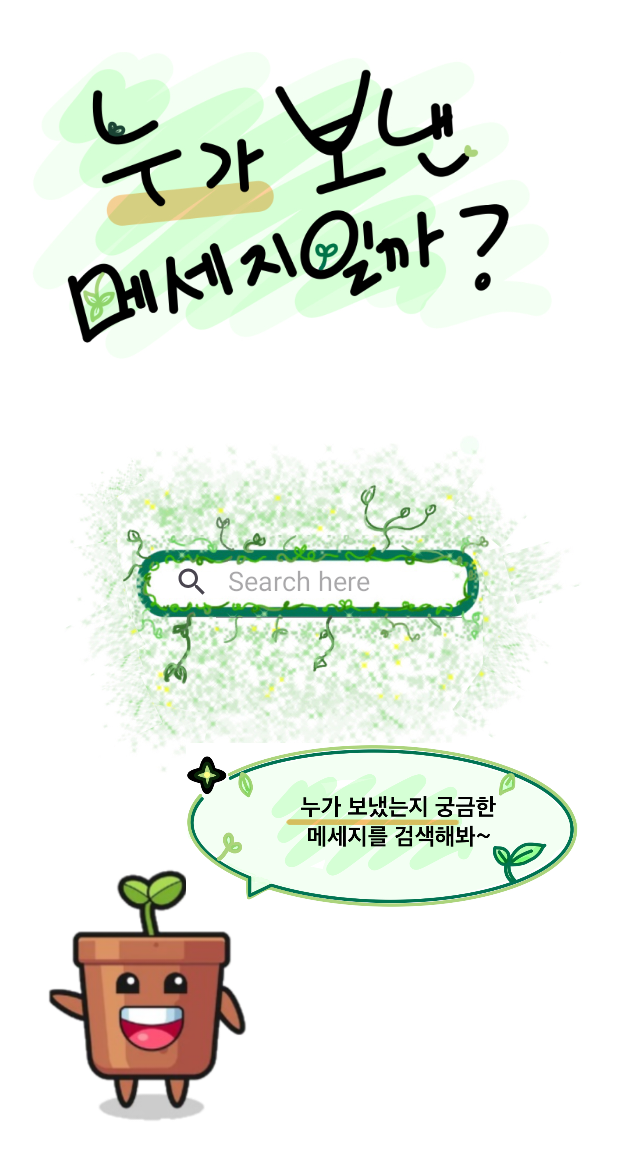
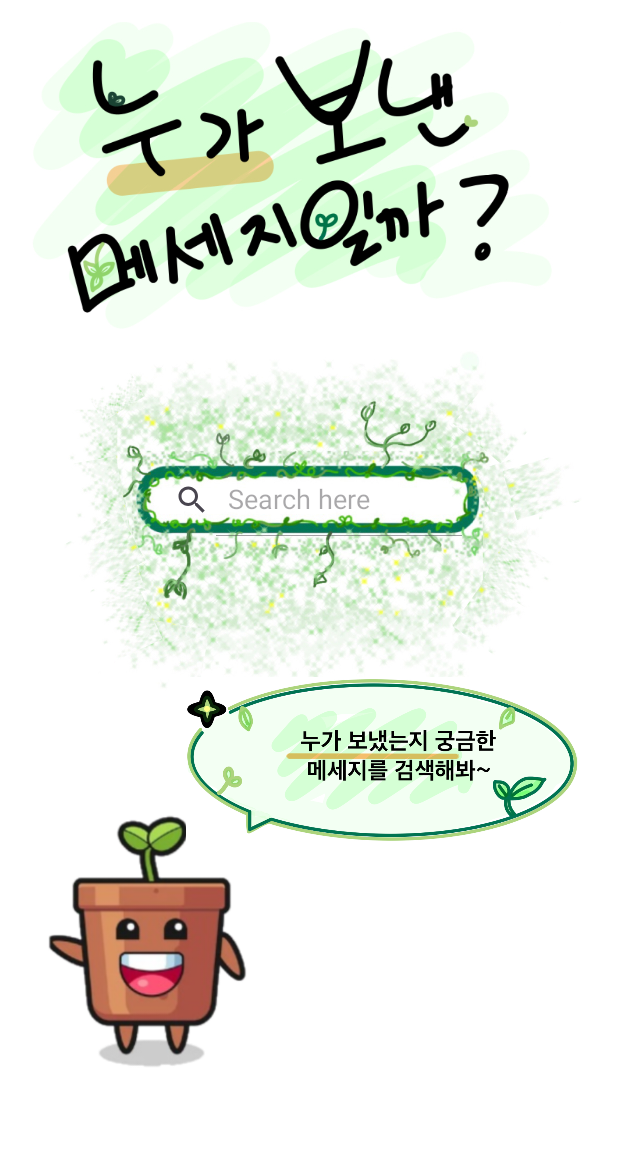
Before and after one commit to zihoo318/TalkSoogi, an Android app: the fragment fragmentPage10 placed in its activity, on a phone screen of 412 x 824 dp. Shown: the top 1160 px of the screen. Run offline under Robolectric (Android 15) with nearby library versions, the phone set to English and light mode, and no system bars.

Commit message:
10page 로직 완료

```diff
--- a/TalkSsogi_Android/app/build.gradle.kts
+++ b/TalkSsogi_Android/app/build.gradle.kts
@@ -48,6 +48,7 @@ dependencies {
     // Indicator (page7)
     implementation(libs.circleIndicator)
     implementation(libs.androidx.ui.desktop)
+    implementation(libs.mediation.test.suite)
     testImplementation(libs.junit)
     androidTestImplementation(libs.androidx.junit)
     androidTestImplementation(libs.androidx.espresso.core)
--- a/TalkSsogi_Android/app/src/main/AndroidManifest.xml
+++ b/TalkSsogi_Android/app/src/main/AndroidManifest.xml
@@ -28,6 +28,7 @@
                 <category android:name="android.intent.category.LAUNCHER" />
             </intent-filter>
         </activity>
+        <meta-data android:name="com.google.android.gms.ads.APPLICATION_ID" android:value="ca-app-pub-3940256099942544~3347511713"/>
         <!---액티비티추가 -->
         <activity
             android:name=".Page1Activity"
--- a/TalkSsogi_Android/app/src/main/java/com/example/talkssogi/ApiService.kt
+++ b/TalkSsogi_Android/app/src/main/java/com/example/talkssogi/ApiService.kt
@@ -56,8 +56,14 @@ interface ApiService {
     @GET("/api/rankings/searchRankingResults")  //페이지7에서 사용할 랭킹 배열(검색 시)
     fun getSearchRankingResults(
         @Query("crnum") crnum: Int,
-        @Query("keyword") keyword: String      //keyword와 userId를 넘겨준다.
+        @Query("keyword") keyword: String      //keyword와 crnum을 넘겨준다.
     ): Call<Map<String, Map<String, String>>>
+
+    @GET("/api/analysis/caller-prediction")  //페이지10 발신자 예측
+    fun getCallerPrediction(
+        @Query("crnum") crnum: Int,
+        @Query("keyword") keyword: String      //keyword와 crnum을 넘겨준다.
+    ): Call<String>
 
     //가을 api 수정사항(페이지8)
     @GET("/api/basics/activityAnalysis")
--- /dev/null
+++ b/TalkSsogi_Android/app/src/main/java/com/example/talkssogi/CallerPredictionViewModel.kt
@@ -0,0 +1,44 @@
+// CallerPredictionViewModel.kt
+package com.example.talkssogi
+
+import android.util.Log
+import androidx.lifecycle.LiveData
+import androidx.lifecycle.MutableLiveData
+import androidx.lifecycle.ViewModel
+import androidx.lifecycle.viewModelScope
+import kotlinx.coroutines.launch
+import retrofit2.Call
+import retrofit2.Callback
+import retrofit2.Response
+
+class CallerPredictionViewModel(private val apiService: ApiService) : ViewModel() {
+    private val _callerPrediction = MutableLiveData<String>()
+    val callerPrediction: LiveData<String> get() = _callerPrediction
+
+    private val _error = MutableLiveData<String>()
+    val error: LiveData<String> get() = _error
+
+    fun fetchCallerPrediction(crnum: Int, keyword: String) {
+        viewModelScope.launch {
+            try {
+                val response = apiService.getCallerPrediction(crnum, keyword)
+                response.enqueue(object : Callback<String> {
+                    override fun onResponse(call: Call<String>, response: Response<String>) {
+                        if (response.isSuccessful) {
+                            _callerPrediction.value = response.body()
+                        } else {
+                            _error.value = "Error: ${response.message()}"
+                        }
+                    }
+
+                    override fun onFailure(call: Call<String>, t: Throwable) {
+                        _error.value = "Failed to fetch data: ${t.message}"
+                    }
+                })
+            } catch (e: Exception) {
+                Log.e("CallerPredictionViewModel", "Error fetching caller prediction", e)
+                _error.value = "Unexpected error: ${e.message}"
+            }
+        }
+    }
+}
--- /dev/null
+++ b/TalkSsogi_Android/app/src/main/java/com/example/talkssogi/CallerPredictionViewModelFactory.kt
@@ -0,0 +1,15 @@
+// CallerPredictionViewModelFactory.kt
+package com.example.talkssogi
+
+import androidx.lifecycle.ViewModel
+import androidx.lifecycle.ViewModelProvider
+
+class CallerPredictionViewModelFactory(private val apiService: ApiService) : ViewModelProvider.Factory {
+    override fun <T : ViewModel> create(modelClass: Class<T>): T {
+        if (modelClass.isAssignableFrom(CallerPredictionViewModel::class.java)) {
+            @Suppress("UNCHECKED_CAST")
+            return CallerPredictionViewModel(apiService) as T
+        }
+        throw IllegalArgumentException("Unknown ViewModel class")
+    }
+}
--- a/TalkSsogi_Android/app/src/main/java/com/example/talkssogi/fragmentPage10.kt
+++ b/TalkSsogi_Android/app/src/main/java/com/example/talkssogi/fragmentPage10.kt
@@ -1,52 +1,125 @@
-// fragmentPage10.kt
 package com.example.app
 
+import android.content.Context
+import android.content.SharedPreferences
 import android.os.Bundle
 import android.util.Log
 import android.view.LayoutInflater
 import android.view.View
 import android.view.ViewGroup
+import android.view.inputmethod.InputMethodManager
 import android.widget.SearchView
 import androidx.fragment.app.Fragment
-import androidx.fragment.app.viewModels
-import com.example.talkssogi.ActivityAnalysisViewModel
+import androidx.lifecycle.Observer
+import androidx.lifecycle.ViewModelProvider
+import androidx.lifecycle.lifecycleScope
+import com.example.talkssogi.ApiService
+import com.example.talkssogi.CallerPredictionViewModel
+import com.example.talkssogi.CallerPredictionViewModelFactory
+import com.example.talkssogi.Constants
 import com.example.talkssogi.R
+import com.example.talkssogi.databinding.FragmentPage10Binding
+import kotlinx.coroutines.launch
+import retrofit2.Retrofit
+import retrofit2.converter.gson.GsonConverterFactory
+import retrofit2.converter.scalars.ScalarsConverterFactory
 
 class fragmentPage10 : Fragment() {
+    private var _binding: FragmentPage10Binding? = null
+    private val binding get() = _binding!!
+    private var crnum: Int = -1 // 기본값을 -1로 설정
+    private lateinit var callerPredictionViewModel: CallerPredictionViewModel
+    private lateinit var sharedPreferences: SharedPreferences // Intent를 위한 유저 아이디
 
-    private val viewModel: ActivityAnalysisViewModel by viewModels()
-    private lateinit var searchView: SearchView
-    private var crnum: Int = -1 // 기본값을 -1로 설정
 
     override fun onCreateView(
         inflater: LayoutInflater, container: ViewGroup?,
         savedInstanceState: Bundle?
     ): View? {
-        return inflater.inflate(R.layout.fragment_page10, container, false)
+        // ViewBinding을 사용하여 레이아웃을 인플레이트
+        _binding = FragmentPage10Binding.inflate(inflater, container, false)
+        return binding.root
     }
 
     override fun onViewCreated(view: View, savedInstanceState: Bundle?) {
         super.onViewCreated(view, savedInstanceState)
         crnum = arguments?.getInt("crnum") ?: -1
         Log.d("fragmentPage10", "crnum in fragmentPage10: $crnum") // crnum 값 로그 출력
-        searchView = view.findViewById(R.id.searchView)
+        initViewModel()
+        initSearchView()
+        observeViewModel()
+    }
+
+    private fun initViewModel() {
+        // Retrofit 인스턴스 생성
+        val retrofit = Retrofit.Builder()
+            .baseUrl(Constants.BASE_URL)
+            .addConverterFactory(ScalarsConverterFactory.create())
+            .addConverterFactory(GsonConverterFactory.create())
+            .build()
+
+        // ApiService 생성
+        val apiService: ApiService = retrofit.create(ApiService::class.java)
+
+        // ViewModelFactory 생성 및 ViewModel 초기화
+        val factory = CallerPredictionViewModelFactory(apiService)
+        callerPredictionViewModel = ViewModelProvider(this, factory).get(CallerPredictionViewModel::class.java)
+    }
+    // SearchView 설정
+    private fun initSearchView() {
+        val searchView = binding.searchView
+
+        // SharedPreferences에서 사용자 아이디를 가져오기 위해 초기화
+        sharedPreferences = requireContext().getSharedPreferences("Session_ID", Context.MODE_PRIVATE)
+
+        // SharedPreferences에서 저장된 사용자 토큰(아이디) 가져오기, "Unknown"은 key에 맞는 value가 없을 때 가져오는 값(기본값)
+        val userId = sharedPreferences.getString("Session_ID", "Unknown") // "Session_ID"에서 "userToken"으로 키 수정
 
         searchView.setOnQueryTextListener(object : SearchView.OnQueryTextListener {
-            override fun onQueryTextSubmit(query: String?): Boolean {
-                query?.let {
-
+            override fun onQueryTextSubmit(query: String?): Boolean { // 메서드 시그니처 수정
+                query?.let { keyword ->
+                    if (userId != null && userId != "Unknown") { // userId가 유효한 경우에만 API 호출
+                        // 데이터 가져오기 요청을 코루틴 내에서 호출
+                        viewLifecycleOwner.lifecycleScope.launch {
+                            callerPredictionViewModel.fetchCallerPrediction(crnum, keyword)
+                        }
+                    }
                 }
-                return true
+                return true // true를 반환하여 이벤트를 처리했음을 나타냄
             }
 
             override fun onQueryTextChange(newText: String?): Boolean {
-                return false
+                // 검색 텍스트가 변경될 때의 행동 (옵션)
+                return true
             }
         })
 
+        // SearchView에 포커스가 가면 검색창이 뜨게 설정
+        searchView.setOnQueryTextFocusChangeListener { _, hasFocus ->
+            if (hasFocus) {
+                searchView.isIconified = false
+            }
+        }
+    }
+
+    private fun observeViewModel() {
+        callerPredictionViewModel.callerPrediction.observe(viewLifecycleOwner, Observer { result ->
+            if (result != null) {
+                performSearch(result)
+            }
+        })
+
+        callerPredictionViewModel.error.observe(viewLifecycleOwner, Observer { error ->
+            error?.let {
+                Log.e("fragmentPage10", it)
+            }
+        })
     }
 
     private fun performSearch(result: String) {
+        // 키보드를 숨김
+        val imm = requireContext().getSystemService(Context.INPUT_METHOD_SERVICE) as InputMethodManager
+        imm.hideSoftInputFromWindow(view?.windowToken, 0)
         val fragment = fragmentPage10Result().apply {
             arguments = Bundle().apply {
                 putString("result", result)
@@ -57,4 +130,16 @@ class fragmentPage10 : Fragment() {
             .addToBackStack(null)
             .commit()
     }
+
+    companion object {
+        private const val ARG_CRNUM = "crnum"
+
+        fun newInstance(crnum: Int): fragmentPage10 {
+            val fragment = fragmentPage10()
+            val args = Bundle()
+            args.putInt(ARG_CRNUM, crnum)
+            fragment.arguments = args
+            return fragment
+        }
+    }
 }
--- a/TalkSsogi_Android/app/src/main/res/layout/fragment_page10.xml
+++ b/TalkSsogi_Android/app/src/main/res/layout/fragment_page10.xml
@@ -12,17 +12,16 @@
         android:layout_width="358dp"
         android:layout_height="237dp"
         android:layout_marginStart="16dp"
-        android:layout_marginTop="20dp"
         android:src="@drawable/notice_1"
+        android:translationZ="1dp"
         app:layout_constraintStart_toStartOf="parent"
-        app:layout_constraintTop_toTopOf="parent"
-        android:translationZ="1dp"/>
+        app:layout_constraintTop_toTopOf="parent" />
 
     <ImageView
         android:id="@+id/searchPicture"
         android:layout_width="364dp"
         android:layout_height="296dp"
-        android:layout_marginTop="256dp"
+        android:layout_marginTop="200dp"
         android:src="@drawable/search"
         app:layout_constraintEnd_toEndOf="parent"
         app:layout_constraintStart_toStartOf="parent"
@@ -32,7 +31,7 @@
         android:id="@+id/searchView"
         android:layout_width="220dp"
         android:layout_height="wrap_content"
-        android:layout_marginTop="364dp"
+        android:layout_marginTop="309dp"
         android:iconifiedByDefault="false"
         android:queryHint="Search here"
         app:layout_constraintEnd_toEndOf="parent"
@@ -45,7 +44,7 @@
         android:layout_width="170dp"
         android:layout_height="175dp"
         android:layout_marginStart="16dp"
-        android:layout_marginTop="576dp"
+        android:layout_marginTop="540dp"
         android:src="@drawable/smile"
         app:layout_constraintStart_toStartOf="parent"
         app:layout_constraintTop_toTopOf="parent" />
@@ -55,7 +54,7 @@
         android:layout_width="261dp"
         android:layout_height="213dp"
         android:layout_marginStart="124dp"
-        android:layout_marginTop="444dp"
+        android:layout_marginTop="400dp"
         android:src="@drawable/notice"
         app:layout_constraintStart_toStartOf="parent"
         app:layout_constraintTop_toTopOf="parent" />
@@ -66,11 +65,11 @@
         android:layout_width="match_parent"
         android:layout_height="0dp"
         android:layout_marginTop="20dp"
-        app:layout_constraintTop_toBottomOf="@id/searchView"
         app:layout_constraintBottom_toBottomOf="parent"
+        app:layout_constraintEnd_toEndOf="parent"
+        app:layout_constraintHorizontal_bias="0.0"
         app:layout_constraintStart_toStartOf="parent"
-        app:layout_constraintEnd_toEndOf="parent" />
-
+        app:layout_constraintTop_toBottomOf="@id/searchView" />
 
 
 </androidx.constraintlayout.widget.ConstraintLayout>
--- a/TalkSsogi_Android/gradle/libs.versions.toml
+++ b/TalkSsogi_Android/gradle/libs.versions.toml
@@ -15,6 +15,7 @@ lifecycle = "2.4.0"
 fragment = "1.3.6"
 uiDesktop = "1.6.8"
 firebaseAppdistributionGradle = "5.0.0"
+mediationTestSuite = "3.0.0"
 
 [libraries]
 androidx-core-ktx = { group = "androidx.core", name = "core-ktx", version.ref = "coreKtx" }
@@ -32,6 +33,7 @@ lifecycle-viewmodel-ktx = { group = "androidx.lifecycle", name = "lifecycle-view
 fragment-ktx = { group = "androidx.fragment", name = "fragment-ktx", version.ref = "fragment" }
 androidx-ui-desktop = { group = "androidx.compose.ui", name = "ui-desktop", version.ref = "uiDesktop" }
 firebase-appdistribution-gradle = { group = "com.google.firebase", name = "firebase-appdistribution-gradle", version.ref = "firebaseAppdistributionGradle" }
+mediation-test-suite = { group = "com.google.android.ads", name = "mediation-test-suite", version.ref = "mediationTestSuite" }
 
 
 [plugins]
--- /dev/null
+++ b/TalkSsogi_server/src/main/java/com/talkssogi/TalkSsogi_server/controller/Page10Controller.java
@@ -0,0 +1,2 @@
+package com.talkssogi.TalkSsogi_server.controller;public class Page10Controller {
+}
```
Also changed, not shown: TalkSsogi_Android/app/src/main/java/com/example/talkssogi/fragmentPage10Result.kt (+5 -17 lines).
